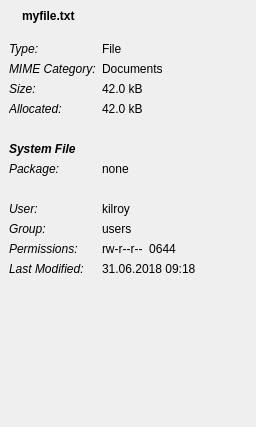
First picture: the form in src/file-details-view.ui, repository shundhammer/qdirstat, before the edit.
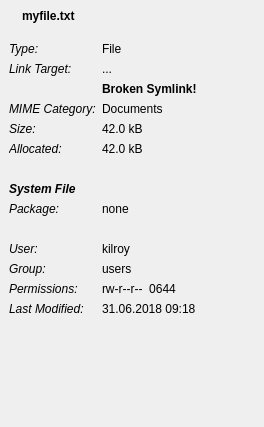
Second picture: the form after the edit. The open tabs and pages were chosen to show the change. Icons and pictures are not drawn. Custom widgets are drawn as their Qt base class.

Commit message: Display symlink target and check if symlink is broken

Patch:
```diff
--- a/src/file-details-view.ui
+++ b/src/file-details-view.ui
@@ -6,7 +6,7 @@
    <rect>
     <x>0</x>
     <y>0</y>
-    <width>256</width>
+    <width>264</width>
     <height>427</height>
    </rect>
   </property>
@@ -93,7 +93,7 @@
           </property>
          </widget>
         </item>
-        <item row="1" column="0">
+        <item row="3" column="0">
          <widget class="QLabel" name="fileMimeCategoryCaption">
           <property name="font">
            <font>
@@ -105,14 +105,14 @@
           </property>
          </widget>
         </item>
-        <item row="1" column="1">
+        <item row="3" column="1">
          <widget class="QLabel" name="fileMimeCategoryLabel">
           <property name="text">
            <string>Documents</string>
           </property>
          </widget>
         </item>
-        <item row="2" column="0">
+        <item row="4" column="0">
          <widget class="QLabel" name="fileSizeCaption">
           <property name="font">
            <font>
@@ -124,22 +124,22 @@
           </property>
          </widget>
         </item>
-        <item row="2" column="1">
+        <item row="4" column="1">
          <widget class="QDirStat::FileSizeLabel" name="fileSizeLabel">
           <property name="text">
            <string>42.0 kB</string>
           </property>
          </widget>
         </item>
-        <item row="4" column="0">
+        <item row="6" column="0">
          <widget class="QLabel" name="fileSpacerCaption1">
           <property name="text">
            <string/>
           </property>
          </widget>
         </item>
-        <item row="5" column="0">
-         <widget class="QLabel" name="filesystemFileWarning">
+        <item row="7" column="0">
+         <widget class="QLabel" name="fileSystemFileWarning">
           <property name="font">
            <font>
             <weight>75</weight>
@@ -152,7 +152,7 @@
           </property>
          </widget>
         </item>
-        <item row="6" column="0">
+        <item row="8" column="0">
          <widget class="QLabel" name="filePackageCaption">
           <property name="font">
            <font>
@@ -164,7 +164,7 @@
           </property>
          </widget>
         </item>
-        <item row="6" column="1">
+        <item row="8" column="1">
          <widget class="QLabel" name="filePackageLabel">
           <property name="text">
            <string>none</string>
@@ -174,14 +174,14 @@
           </property>
          </widget>
         </item>
-        <item row="7" column="0">
+        <item row="9" column="0">
          <widget class="QLabel" name="fileSpacerCaption2">
           <property name="text">
            <string/>
           </property>
          </widget>
         </item>
-        <item row="8" column="0">
+        <item row="10" column="0">
          <widget class="QLabel" name="fileUserCaption">
           <property name="font">
            <font>
@@ -193,14 +193,14 @@
           </property>
          </widget>
         </item>
-        <item row="8" column="1">
+        <item row="10" column="1">
          <widget class="QLabel" name="fileUserLabel">
           <property name="text">
            <string>kilroy</string>
           </property>
          </widget>
         </item>
-        <item row="9" column="0">
+        <item row="11" column="0">
          <widget class="QLabel" name="fileGroupCaption">
           <property name="font">
            <font>
@@ -212,14 +212,14 @@
           </property>
          </widget>
         </item>
-        <item row="9" column="1">
+        <item row="11" column="1">
          <widget class="QLabel" name="fileGroupLabel">
           <property name="text">
            <string>users</string>
           </property>
          </widget>
         </item>
-        <item row="10" column="0">
+        <item row="12" column="0">
          <widget class="QLabel" name="filePermissionsCaption">
           <property name="font">
            <font>
@@ -231,14 +231,14 @@
           </property>
          </widget>
         </item>
-        <item row="10" column="1">
+        <item row="12" column="1">
          <widget class="QLabel" name="filePermissionsLabel">
           <property name="text">
            <string>rw-r--r--  0644</string>
           </property>
          </widget>
         </item>
-        <item row="11" column="0">
+        <item row="13" column="0">
          <widget class="QLabel" name="fileMTimeCaption">
           <property name="font">
            <font>
@@ -250,14 +250,14 @@
           </property>
          </widget>
         </item>
-        <item row="11" column="1">
+        <item row="13" column="1">
          <widget class="QLabel" name="fileMTimeLabel">
           <property name="text">
            <string>31.06.2018 09:18</string>
           </property>
          </widget>
         </item>
-        <item row="3" column="0">
+        <item row="5" column="0">
          <widget class="QLabel" name="fileAllocatedCaption">
           <property name="font">
            <font>
@@ -269,13 +269,49 @@
           </property>
          </widget>
         </item>
-        <item row="3" column="1">
+        <item row="5" column="1">
          <widget class="QDirStat::FileSizeLabel" name="fileAllocatedLabel">
           <property name="text">
            <string>42.0 kB</string>
           </property>
          </widget>
         </item>
+        <item row="1" column="1">
+         <widget class="QLabel" name="fileSymLinkTargetLabel">
+          <property name="text">
+           <string>...</string>
+          </property>
+         </widget>
+        </item>
+        <item row="1" column="0">
+         <widget class="QLabel" name="fileSymLinkTargetCaption">
+          <property name="font">
+           <font>
+            <italic>true</italic>
+           </font>
+          </property>
+          <property name="text">
+           <string>Link Target:</string>
+          </property>
+         </widget>
+        </item>
+        <item row="2" column="1">
+         <widget class="QLabel" name="fileSymLinkBrokenWarning">
+          <property name="font">
+           <font>
+            <weight>75</weight>
+            <italic>false</italic>
+            <bold>true</bold>
+           </font>
+          </property>
+          <property name="text">
+           <string>Broken Symlink! </string>
+          </property>
+          <property name="margin">
+           <number>0</number>
+          </property>
+         </widget>
+        </item>
        </layout>
       </item>
       <item>
```
Left out of the diff: 2 changed lines with no effect on the pictures. The commit also changes 6 other files.
